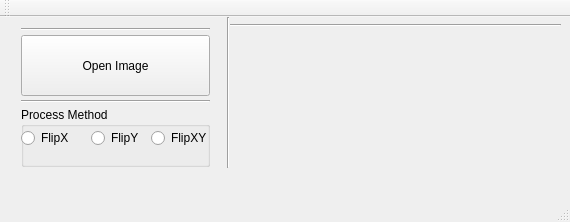
Old version of the form opencv/OpenCV_gui/mainwindow.ui in the repository Graphy-China/SVG2.
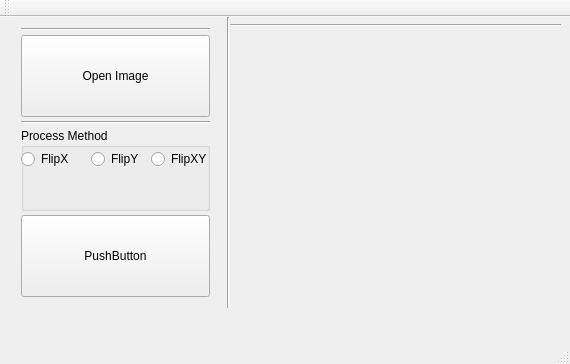
New version of the form.

Commit message: Salt is Done

```diff
--- a/opencv/OpenCV_gui/mainwindow.ui
+++ b/opencv/OpenCV_gui/mainwindow.ui
@@ -7,7 +7,7 @@
     <x>0</x>
     <y>0</y>
     <width>570</width>
-    <height>222</height>
+    <height>364</height>
    </rect>
   </property>
   <property name="windowTitle">
@@ -20,7 +20,7 @@
       <x>10</x>
       <y>0</y>
       <width>211</width>
-      <height>161</height>
+      <height>291</height>
      </rect>
     </property>
     <layout class="QVBoxLayout" name="verticalLayout">
@@ -124,6 +124,19 @@
        </widget>
       </widget>
      </item>
+     <item>
+      <widget class="QPushButton" name="SaltBtn">
+       <property name="sizePolicy">
+        <sizepolicy hsizetype="Minimum" vsizetype="Expanding">
+         <horstretch>0</horstretch>
+         <verstretch>0</verstretch>
+        </sizepolicy>
+       </property>
+       <property name="text">
+        <string>PushButton</string>
+       </property>
+      </widget>
+     </item>
     </layout>
    </widget>
    <widget class="QLabel" name="ImageCanvas">
@@ -145,7 +158,7 @@
       <x>220</x>
       <y>0</y>
       <width>16</width>
-      <height>151</height>
+      <height>291</height>
      </rect>
     </property>
     <property name="orientation">
```
The commit also changes 2 other files.
